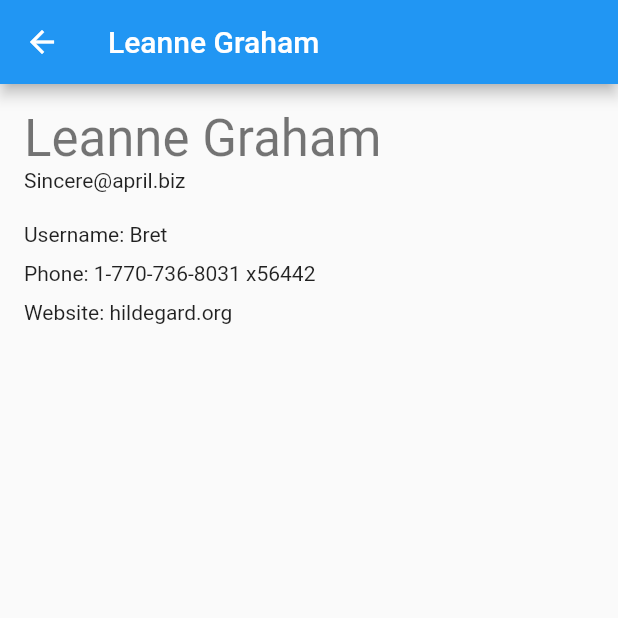
After one commit to lohanidamodar/flutter_lessons, a Flutter app: the ListViewBuilder screen opened by its route, after a tap on "Leanne Graham", on a phone screen of 412 x 824 dp, the top half of it. The commit adds this screen. Run offline on Flutter 3.47's test engine with Material 2 defaults, Android fonts, the phone set to English and light mode, and no system bars.

Commit message:
showing details page

```diff
--- /dev/null
+++ b/lesson5/lib/item_details.dart
@@ -0,0 +1,32 @@
+import 'package:flutter/material.dart';
+
+class ItemDetails extends StatelessWidget {
+  final Map user;
+
+  const ItemDetails({Key key, this.user}) : super(key: key);
+
+  @override
+  Widget build(BuildContext context) {
+    return Scaffold(
+      appBar: AppBar(
+        title: Text(user["name"]),
+      ),
+      body: SingleChildScrollView(
+        padding: EdgeInsets.all(16.0),
+        child: Column(
+          crossAxisAlignment: CrossAxisAlignment.start,
+          children: <Widget>[
+            Text(user["name"], style: Theme.of(context).textTheme.display1,),
+            Text(user['email']),
+            SizedBox(height: 20.0,),
+            Text( "Username: ${user['username']}"),
+            SizedBox(height: 10.0,),
+            Text( "Phone: ${user['phone']}"),
+            SizedBox(height: 10.0,),
+            Text( "Website: ${user['website']}"),
+          ],
+        ),
+      ),
+    );
+  }
+}
--- a/lesson5/lib/list_view_builder.dart
+++ b/lesson5/lib/list_view_builder.dart
@@ -1,4 +1,5 @@
 import 'package:flutter/material.dart';
+import 'package:listview/item_details.dart';
 
 class ListViewBuilder extends StatelessWidget {
   @override
@@ -12,6 +13,9 @@ class ListViewBuilder extends StatelessWidget {
         itemBuilder: (BuildContext context, int index) {
           var user = users[index];
           return ListTile(
+            onTap: ()=>Navigator.push(context, MaterialPageRoute(
+              builder: (_) => ItemDetails(user:user)
+            )),
             isThreeLine: true,
             title: Text(user["name"]),
             subtitle: Column(
--- a/lesson5/lib/list_view_builder_api.dart
+++ b/lesson5/lib/list_view_builder_api.dart
@@ -1,6 +1,8 @@
 import 'package:flutter/material.dart';
 import 'package:http/http.dart' as http;
 import 'dart:convert';
+
+import 'package:listview/item_details.dart';
 
 class ListViewBuilderApi extends StatelessWidget {
 
@@ -25,6 +27,9 @@ class ListViewBuilderApi extends StatelessWidget {
             itemBuilder: (BuildContext context, int index) {
               var user = users[index];
               return ListTile(
+                onTap: ()=>Navigator.push(context, MaterialPageRoute(
+                  builder: (_) => ItemDetails(user:user)
+                )),
                 isThreeLine: true,
                 title: Text(user["name"]),
                 subtitle: Column(
```
